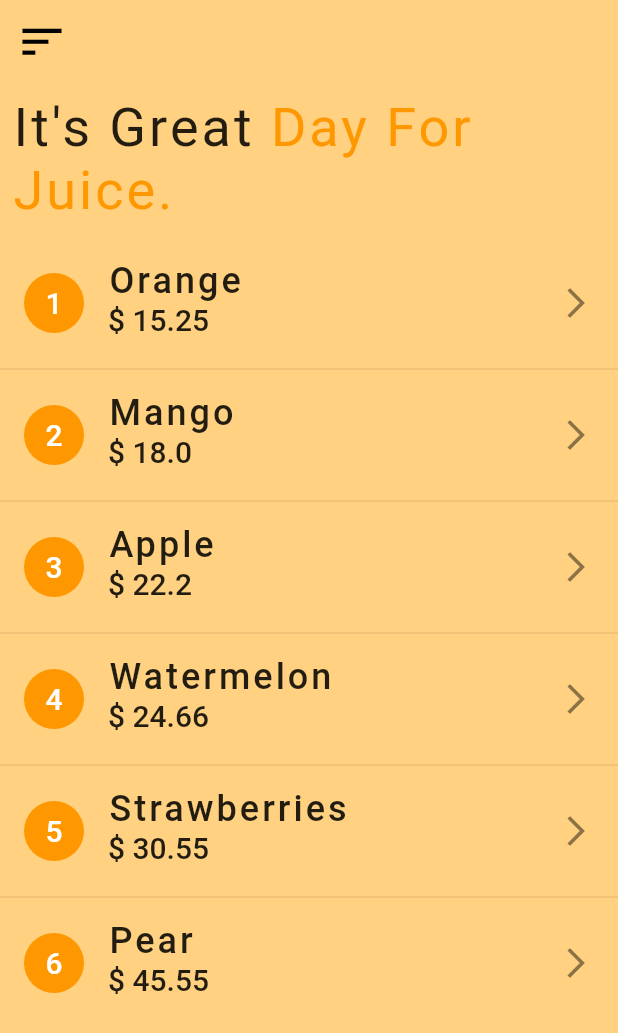
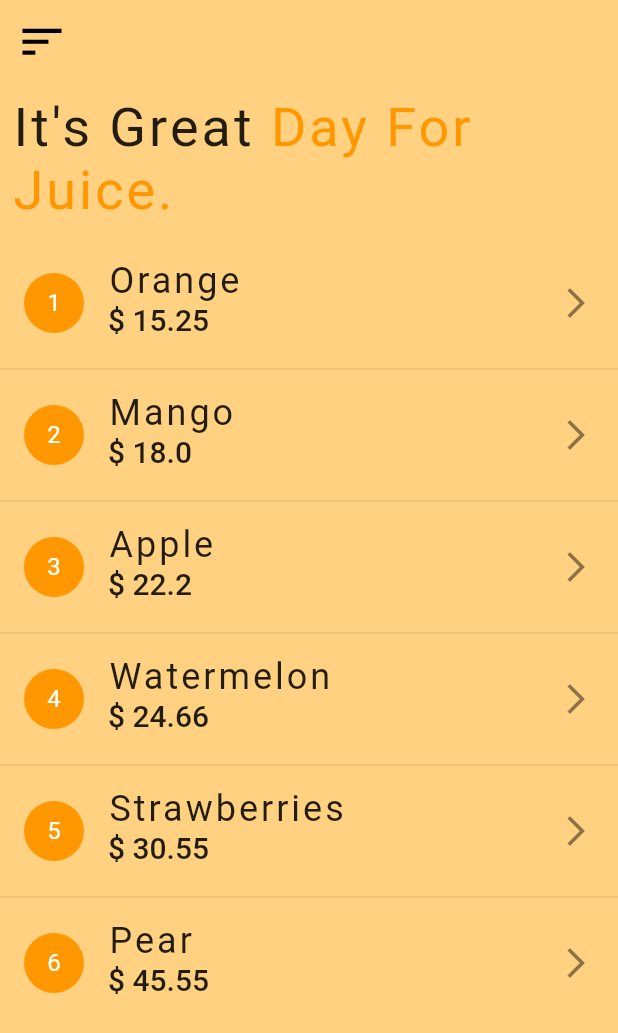
Before and after one commit to mo7amedaliEbaid/Coffee-Shop-Getx, a Flutter app: the HomeScreen screen opened by its route, after a tap on the "sort" icon, after a tap on the "search" icon, after a tap on "Juice", on a phone screen of 412 x 824 dp. Shown: the top 1033 px of the screen. Run offline on Flutter 3.47's test engine with Material 2 defaults, Android fonts, the light colour scheme and no system bars; our stand-ins replace badges, get, get_storage; accounts and stored records are empty.

Commit message:
commit13

```diff
--- a/coffee_shop_getx/lib/consts/app_constants.dart
+++ b/coffee_shop_getx/lib/consts/app_constants.dart
@@ -1,4 +1,3 @@
-import 'package:flutter/material.dart';
 
 class Appconstants {
 
@@ -12,6 +11,7 @@ class Appconstants {
   static String tearoute = "/tea";
   static String cartroute = "/cart";
   static String contactroute = "/contact";
+  static String searchroute = "/search";
 
 
   static List<String> catsimgs = [
--- /dev/null
+++ b/coffee_shop_getx/lib/controllers/bindings/search_bending.dart
@@ -0,0 +1,11 @@
+
+import 'package:get/get.dart';
+
+import '../search_controller.dart';
+
+class SearchBinding extends Bindings {
+  @override
+  void dependencies() {
+    Get.lazyPut(() => MySearchController());
+  }
+}
--- a/coffee_shop_getx/lib/view/screens/coffee_screen.dart
+++ b/coffee_shop_getx/lib/view/screens/coffee_screen.dart
@@ -1,3 +1,4 @@
+import 'package:coffee_shop_get/controllers/order_controller.dart';
 import 'package:flutter/material.dart';
 import 'package:get/get.dart';
 import 'package:get_storage/get_storage.dart';
@@ -16,6 +17,7 @@ class CoffeeScreen extends StatelessWidget {
   @override
   Widget build(BuildContext context) {
     _coffeeController = Get.find<CoffeeController>();
+   OrderController _ordercontroller=Get.put(OrderController());
     return Scaffold(
       backgroundColor: authbackcolor,
       key: _scaffoldKey,
@@ -45,6 +47,7 @@ class CoffeeScreen extends StatelessWidget {
                 () => ListView.separated(
                   itemBuilder: (ctx, i) => ListTile(
                     onTap: () {
+                      _ordercontroller.getCoffeeArgs(_coffeeController.getCoffeeList[i]);
                       _coffeeController.navigateToOrderScreen(i);
                     },
                     title: Text(
--- a/coffee_shop_getx/lib/view/screens/home_screen.dart
+++ b/coffee_shop_getx/lib/view/screens/home_screen.dart
@@ -1,14 +1,10 @@
-import 'package:coffee_shop_get/controllers/search_controller.dart';
 import 'package:coffee_shop_get/view/widgets/greatday_widget.dart';
 import 'package:flutter/material.dart';
 import 'package:get/get.dart';
 import 'package:get/get_core/src/get_main.dart';
 import '../../consts/app_constants.dart';
 import '../../consts/global_constants.dart';
-import '../widgets/animated_searchbar_widget.dart';
 import '../widgets/drawer_widget.dart';
-import '../widgets/greatday_widget.dart';
-import '../widgets/searchbody_widget.dart';
 
 class HomeScreen extends StatelessWidget {
   HomeScreen({Key? key}) : super(key: key);
@@ -36,7 +32,6 @@ class HomeScreen extends StatelessWidget {
           letterSpacing: 2.0,
           fontSize: 36.0,
         );
-    MySearchController _searchcontroller = Get.put(MySearchController());
     return Scaffold(
       backgroundColor: homescafold_color,
       key: _scaffoldKey,
@@ -53,14 +48,18 @@ class HomeScreen extends StatelessWidget {
           ),
         ),
         actions: [
-          AnimatedSearchBar(),
+          GestureDetector(
+            onTap: () => Get.toNamed(Appconstants.searchroute),
+            child: Padding(
+              padding: const EdgeInsets.symmetric(vertical: 18.0,horizontal: 30),
+              child: Icon(Icons.search,color: Colors.black,size: 30,),
+            ),
+          )
         ],
       ),
       drawerScrimColor: Colors.black54,
       drawer: MyDrawer(),
-      body: _searchcontroller.getSearchingState == 1
-          ? Searchbody()
-          : SingleChildScrollView(
+      body:  SingleChildScrollView(
               child: Column(
                 children: [
                   kSizedBox,
--- a/coffee_shop_getx/lib/view/screens/juice_screen.dart
+++ b/coffee_shop_getx/lib/view/screens/juice_screen.dart
@@ -2,6 +2,7 @@ import 'package:coffee_shop_get/controllers/juice_controller.dart';
 import 'package:flutter/material.dart';
 import 'package:get/get.dart';
 import '../../consts/global_constants.dart';
+import '../../controllers/order_controller.dart';
 import '../widgets/greatday_widget.dart';
 import '../widgets/drawer_widget.dart';
 
@@ -12,6 +13,7 @@ class JuiceScreen extends StatelessWidget {
 
   @override
   Widget build(BuildContext context) {
+    OrderController _ordercontroller=Get.put(OrderController());
     _juiceController = Get.find<JuiceController>();
     return Scaffold(
         backgroundColor: Colors.orangeAccent.shade100,
@@ -42,24 +44,25 @@ class JuiceScreen extends StatelessWidget {
                       () => ListView.separated(
                     itemBuilder: (ctx, i) => ListTile(
                       onTap: () {
+                        _ordercontroller.getCoffeeArgs(_juiceController.getjuiceList[i]);
                         _juiceController.navigateToOrderScreen(i);
                       },
                       title: Text(
                         _juiceController.getjuiceList[i].name,
-                        style: Theme.of(context).textTheme.headline6?.copyWith(
+                        style: Theme.of(context).textTheme.titleMedium?.copyWith(
                           fontSize: 24.0,
                           letterSpacing: 2.0,
                         ),
                       ),
                       subtitle: Text(
                         '\$ ${_juiceController.getjuiceList[i].price.toString()}',
-                        style: Theme.of(context).textTheme.headline6,
+                        style: Theme.of(context).textTheme.titleLarge,
                       ),
                       leading: CircleAvatar(
                         backgroundColor: Colors.orange,
                         child: Text(
                           '${i + 1}',
-                          style: Theme.of(context).textTheme.headline6?.copyWith(
+                          style: Theme.of(context).textTheme.titleMedium?.copyWith(
                             color: Colors.white,
                           ),
                         ),
--- a/coffee_shop_getx/lib/view/screens/tea_screen.dart
+++ b/coffee_shop_getx/lib/view/screens/tea_screen.dart
@@ -3,7 +3,7 @@ import 'package:coffee_shop_get/view/widgets/greatday_widget.dart';
 import 'package:flutter/material.dart';
 import 'package:get/get.dart';
 import '../../consts/global_constants.dart';
-import '../widgets/greatday_widget.dart';
+import '../../controllers/order_controller.dart';
 import '../widgets/drawer_widget.dart';
 
 class TeaScreen extends StatelessWidget {
@@ -14,6 +14,8 @@ class TeaScreen extends StatelessWidget {
   @override
   Widget build(BuildContext context) {
     _teaController = Get.find<TeaController>();
+    OrderController _ordercontroller=Get.put(OrderController());
+
     return Scaffold(
       backgroundColor: Colors.brown.shade100,
       key: _scaffoldKey,
@@ -43,6 +45,7 @@ class TeaScreen extends StatelessWidget {
                 () => ListView.separated(
                   itemBuilder: (ctx, i) => ListTile(
                     onTap: () {
+                      _ordercontroller.getCoffeeArgs(_teaController.getteaList[i]);
                       _teaController.navigateToOrderScreen(i);
                     },
                     title: Text(
--- a/coffee_shop_getx/lib/view/widgets/animated_searchbar_widget.dart
+++ /dev/null
@@ -1,97 +0,0 @@
-import 'package:flutter/material.dart';
-import 'package:get/get.dart';
-
-import '../../controllers/search_controller.dart';
-
-class AnimatedSearchBar extends StatefulWidget {
-  @override
-  _AnimatedSearchBarState createState() => _AnimatedSearchBarState();
-}
-
-class _AnimatedSearchBarState extends State<AnimatedSearchBar> {
-  bool _folded = true;
-  TextEditingController _textEditingController=TextEditingController();
-  @override
-  Widget build(BuildContext context) {
-    final mediaQuery = MediaQuery.of(context).size;
-    MySearchController _searchController=Get.put(MySearchController());
-
-    return AnimatedContainer(
-      duration: Duration(milliseconds: 400),
-      width: _folded ? mediaQuery.width * 0.5 : mediaQuery.width * 0.75,
-      height: mediaQuery.width * 0.02,
-      child: Row(
-        children: [
-          Expanded(
-            child: Container(
-              padding: EdgeInsets.only(left: 16.0),
-              child: !_folded
-                  ? TextField(
-                controller: _textEditingController,
-                      decoration: InputDecoration(
-                        hintText: 'Search...',
-                        hintStyle: Theme.of(context).textTheme.headline6,
-                        border: InputBorder.none,
-                      ),
-                onChanged: (searchedvalue){
-                  searchedvalue=_textEditingController.text.toString().trim();
-                  _searchController.getsearchedlist(searchedvalue);
-                  print(_searchController.searchedfordrinks.first.name.toString());
-                  _searchController.setSearchingstate(1);
-                },
-                    )
-                  : null,
-            ),
-          ),
-          AnimatedContainer(
-            duration: Duration(milliseconds: 400),
-            child: Material(
-              type: MaterialType.transparency,
-              child: InkWell(
-                borderRadius: BorderRadius.only(
-                  topLeft: Radius.circular(_folded ? 32 : 0),
-                  topRight: Radius.circular(32),
-                  bottomLeft: Radius.circular(_folded ? 32 : 0),
-                  bottomRight: Radius.circular(32),
-                ),
-                onTap: () {
-                  setState(() {
-                    _folded = !_folded;
-                  });
-                },
-                child: Padding(
-                  padding: const EdgeInsets.all(16.0),
-                  child:_folded ? Icon(
-                      Icons.search ,
-                    size: 30,
-                    color: Colors.black,
-                  ):InkWell(
-                    onTap: (){
-                     // setState(() {
-                    //    _folded = !_folded;
-                       // _searchController.setSearchingstate(0);
-                        //_textEditingController.clear();
-                    //  });
-
-                    },
-                    child: Container(
-                      margin: EdgeInsets.fromLTRB(0, 0, 20, 12),
-                      height: 10,
-                      width: 10,
-                      decoration: BoxDecoration(
-                        shape: BoxShape.circle,
-                      ),
-                      child: Center(
-                        child: Icon(Icons.close,size: 30,color: Colors.black,),
-                      ),
-                    ),
-                  )
-                ),
-              ),
-            ),
-          ),
-        ],
-      ),
-    );
-  }
-}
--- a/coffee_shop_getx/lib/view/widgets/drawer_widget.dart
+++ b/coffee_shop_getx/lib/view/widgets/drawer_widget.dart
@@ -11,12 +11,12 @@ class MyDrawer extends StatelessWidget {
 
   @override
   Widget build(BuildContext context) {
+
     Size size = MediaQuery.of(context).size;
     void _logout() {
       box.erase();
       Get.offAllNamed(Appconstants.splashroute);
     }
-
     return Drawer(
       width: size.width * .7,
       backgroundColor: homescafold_color,
```
Also changed, not shown: coffee_shop_getx/lib/controllers/order_controller.dart (+4 -5 lines), coffee_shop_getx/lib/controllers/search_controller.dart (+1 -13 lines), coffee_shop_getx/lib/main.dart (+7 -0 lines), coffee_shop_getx/lib/view/screens/cart_screen.dart (+29 -25 lines), coffee_shop_getx/lib/view/screens/search_screen.dart (added, +130 -0 lines), coffee_shop_getx/lib/view/widgets/searchbody_widget.dart (deleted, +0 -14 lines).
